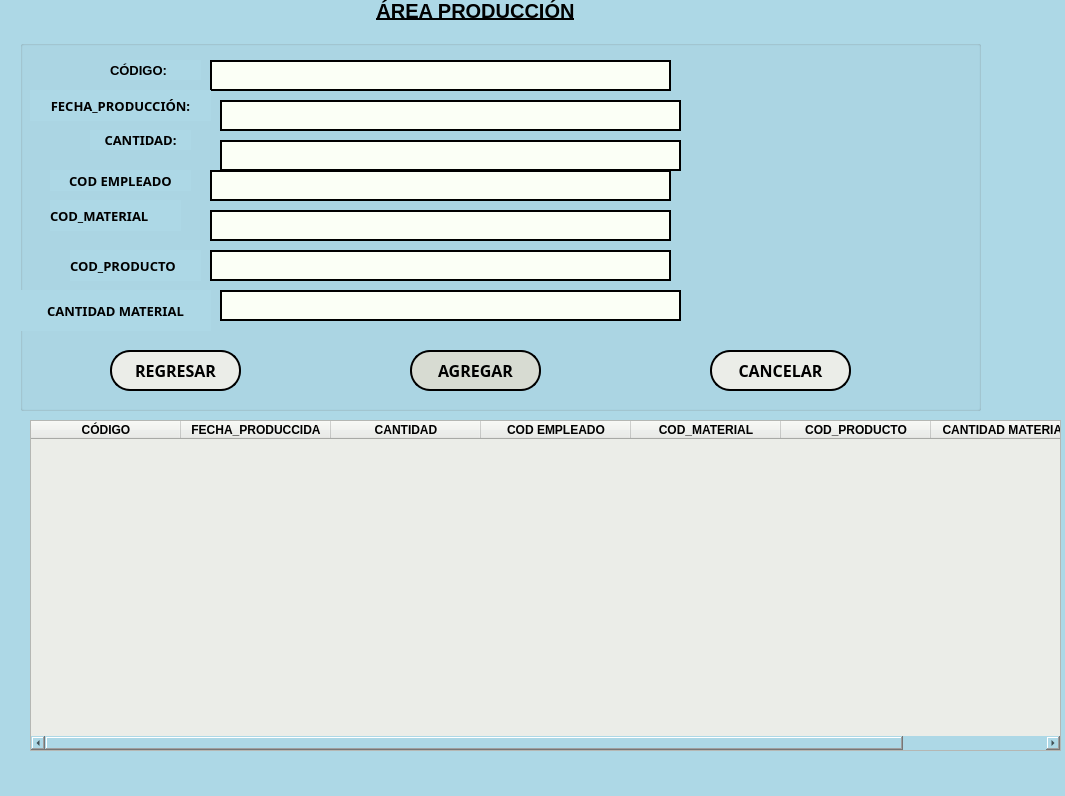
Before: the Qt Designer form view/produccionregistrar.ui in arturito76/proyecto, drawn with Qt 5.
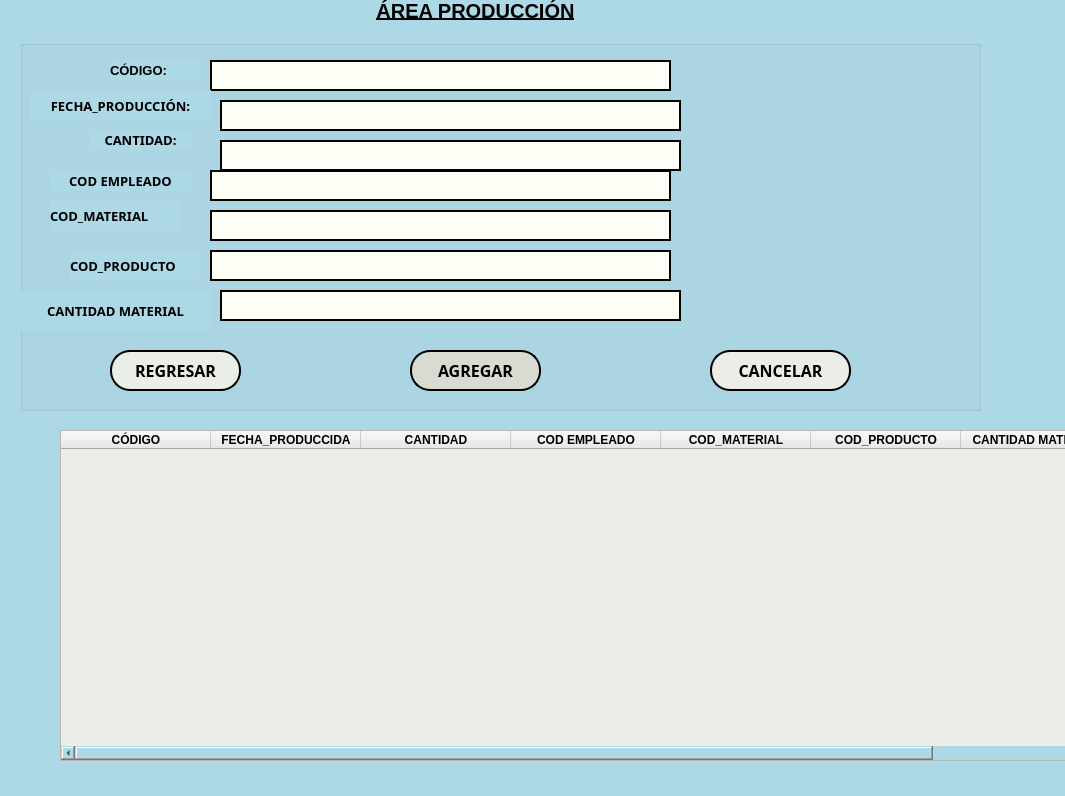
After: the same form once the commit is applied.

```diff
--- a/view/produccionregistrar.ui
+++ b/view/produccionregistrar.ui
@@ -21,8 +21,8 @@
    <widget class="QTableWidget" name="tablaproduccion">
     <property name="geometry">
      <rect>
-      <x>30</x>
-      <y>420</y>
+      <x>60</x>
+      <y>430</y>
       <width>1031</width>
       <height>331</height>
      </rect>
```
